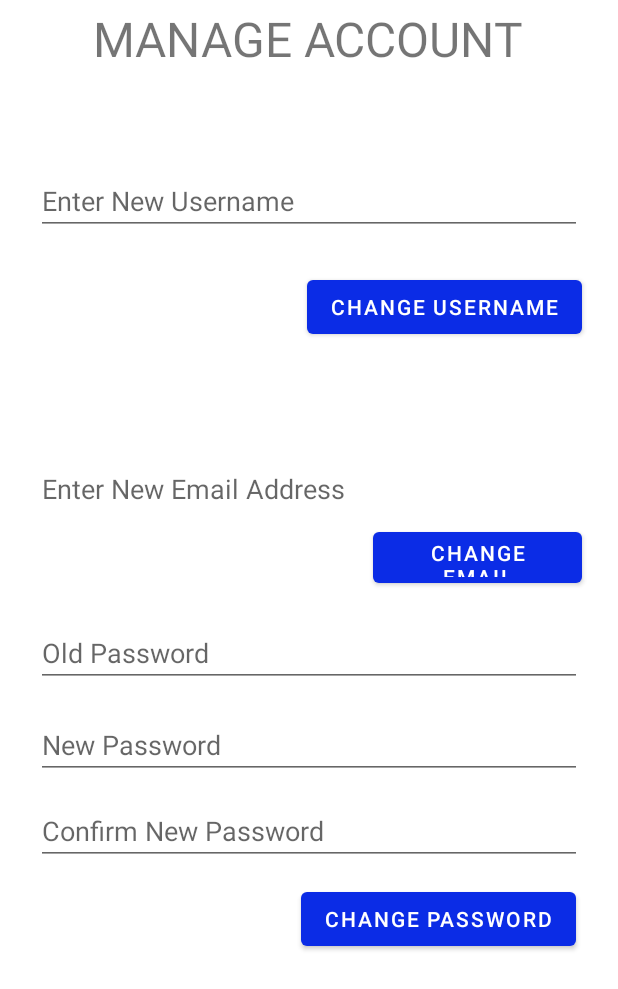
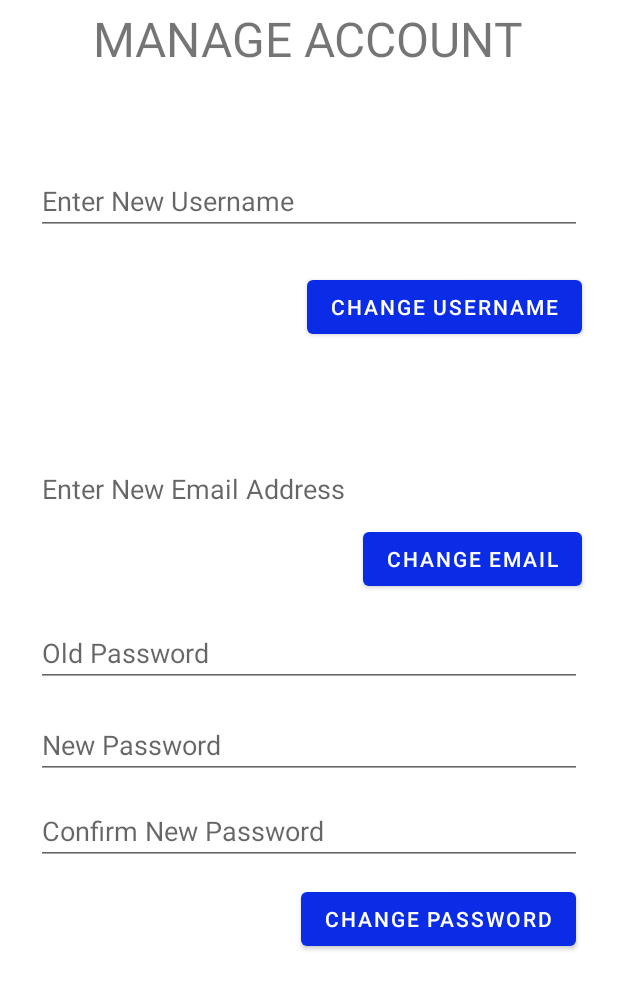
Before and after one commit to NBMavs/Tweeter, an Android app: the ManageAccount screen opened directly, with no data from a screen before it, on a phone screen of 412 x 824 dp. Shown: the top 989 px of the screen. Run offline under Robolectric (Android 15) with nearby library versions, the light colour scheme and no system bars; our stand-ins replace Firebase (no records; nobody signed in at launch, a user with empty details on screens opened directly); Roboto replaces fonts that are not available here.

Commit message:
fix size of change email button

```diff
--- /dev/null
+++ b/app/src/main/java/com/example/tweeter_v1/BirdClasses.kt
@@ -0,0 +1 @@
+package com.example.tweeter_v1
--- a/app/src/main/res/layout/manage_account.xml
+++ b/app/src/main/res/layout/manage_account.xml
@@ -135,8 +135,8 @@
 
     <Button
         android:id="@+id/buttonChangeEmail"
-        android:layout_width="139dp"
-        android:layout_height="46dp"
+        android:layout_width="wrap_content"
+        android:layout_height="wrap_content"
         android:layout_marginEnd="24dp"
         android:layout_marginBottom="20dp"
         android:text="Change Email"
```
